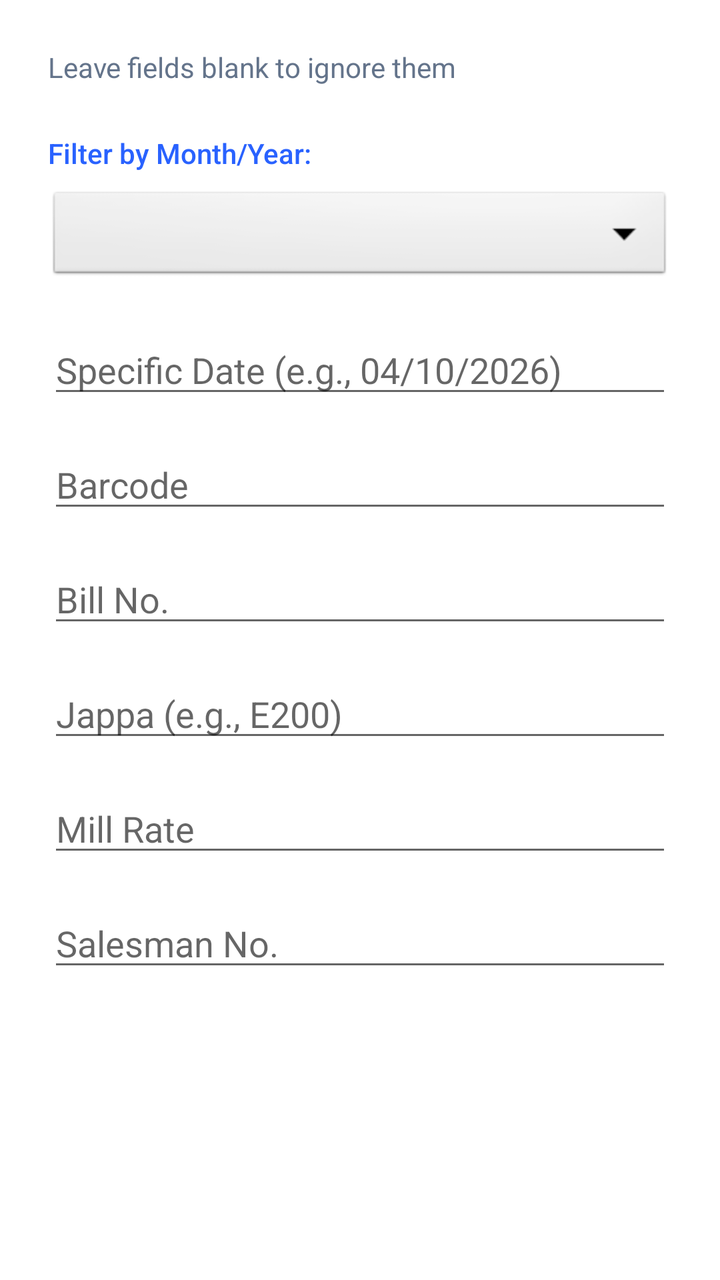
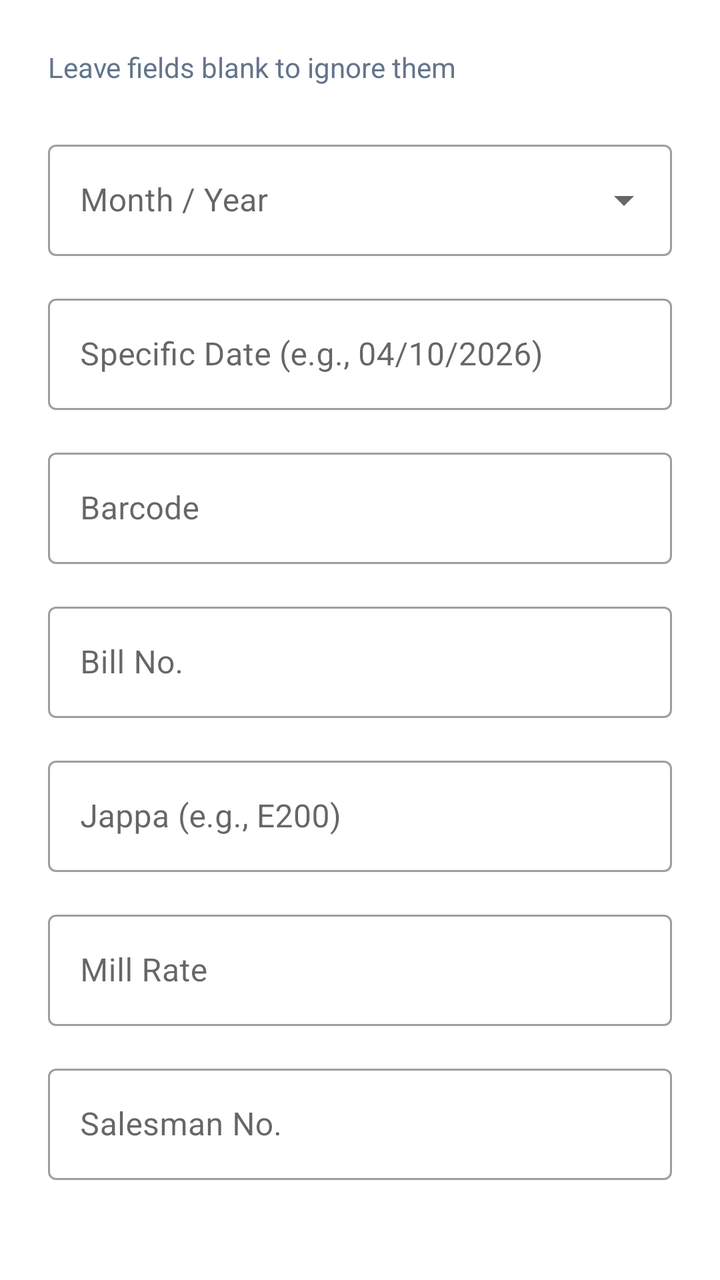

An Android layout rendered at two revisions. The XML below is the earlier revision; the diff shows what the commit changed to produce the second picture.
<!-- AndroidManifest.xml: application theme Theme.MaterialComponents.Light.NoActionBar -->
<!-- res/layout/dialog_filter.xml -->
<?xml version="1.0" encoding="utf-8"?>
<ScrollView xmlns:android="http://schemas.android.com/apk/res/android"
    android:layout_width="match_parent"
    android:layout_height="match_parent"
    android:background="@color/cardSurface">

    <LinearLayout
        android:layout_width="match_parent"
        android:layout_height="wrap_content"
        android:orientation="vertical"
        android:padding="24dp">

        <TextView
            android:layout_width="match_parent"
            android:layout_height="wrap_content"
            android:text="Leave fields blank to ignore them"
            android:textColor="@color/textSecondary"
            android:fontFamily="sans-serif"
            android:textSize="14sp"
            android:layout_marginBottom="24dp"/>

        <TextView
            android:layout_width="match_parent"
            android:layout_height="wrap_content"
            android:text="Filter by Month/Year:"
            android:textColor="@color/primaryColor"
            android:fontFamily="sans-serif-medium"
            android:layout_marginBottom="8dp"/>
            
        <Spinner
            android:id="@+id/spinnerFilterMonth"
            android:layout_width="match_parent"
            android:layout_height="wrap_content"
            android:layout_marginBottom="20dp"
            android:minHeight="48dp"
            android:background="@android:drawable/btn_dropdown" />

        <EditText android:id="@+id/etFilterDate" android:layout_width="match_parent" android:layout_height="wrap_content" android:hint="Specific Date (e.g., 04/10/2026)" android:layout_marginBottom="16dp" android:inputType="text"/>
        <EditText android:id="@+id/etFilterBarcode" android:layout_width="match_parent" android:layout_height="wrap_content" android:hint="Barcode" android:layout_marginBottom="16dp" android:inputType="text"/>
        <EditText android:id="@+id/etFilterBillNo" android:layout_width="match_parent" android:layout_height="wrap_content" android:hint="Bill No." android:layout_marginBottom="16dp" android:inputType="number"/>
        <EditText android:id="@+id/etFilterJappa" android:layout_width="match_parent" android:layout_height="wrap_content" android:hint="Jappa (e.g., E200)" android:layout_marginBottom="16dp" android:inputType="text"/>
        <EditText android:id="@+id/etFilterMillRate" android:layout_width="match_parent" android:layout_height="wrap_content" android:hint="Mill Rate" android:layout_marginBottom="16dp" android:inputType="number"/>
        <EditText android:id="@+id/etFilterSalesman" android:layout_width="match_parent" android:layout_height="wrap_content" android:hint="Salesman No." android:layout_marginBottom="16dp" android:inputType="number"/>

    </LinearLayout>
</ScrollView>
<!-- resources referenced by this layout -->
<resources>
  <color name="cardSurface">#FFFFFF</color>
  <color name="primaryColor">#2962FF</color>
  <color name="textSecondary">#64748B</color>
</resources>

<!-- the commit's change to res/layout/dialog_filter.xml (unified diff, before → after) -->
@@ -19,28 +19,75 @@
             android:textSize="14sp"
             android:layout_marginBottom="24dp"/>
 
-        <TextView
+        
+        <com.google.android.material.textfield.TextInputLayout
+            style="@style/Widget.MaterialComponents.TextInputLayout.OutlinedBox.ExposedDropdownMenu"
             android:layout_width="match_parent"
             android:layout_height="wrap_content"
-            android:text="Filter by Month/Year:"
-            android:textColor="@color/primaryColor"
-            android:fontFamily="sans-serif-medium"
-            android:layout_marginBottom="8dp"/>
-            
-        <Spinner
-            android:id="@+id/spinnerFilterMonth"
+            android:layout_marginBottom="16dp"
+            android:hint="Month / Year">
+
+            <AutoCompleteTextView
+                android:id="@+id/spinnerFilterMonth"
+                android:layout_width="match_parent"
+                android:layout_height="wrap_content"
+                android:inputType="none"/>
+        </com.google.android.material.textfield.TextInputLayout>
+
+        
+        <com.google.android.material.textfield.TextInputLayout
+            style="@style/Widget.MaterialComponents.TextInputLayout.OutlinedBox"
             android:layout_width="match_parent"
             android:layout_height="wrap_content"
-            android:layout_marginBottom="20dp"
-            android:minHeight="48dp"
-            android:background="@android:drawable/btn_dropdown" />
+            android:layout_marginBottom="16dp"
+            android:hint="Specific Date (e.g., 04/10/2026)">
+            <com.google.android.material.textfield.TextInputEditText android:id="@+id/etFilterDate" android:layout_width="match_parent" android:layout_height="wrap_content" android:inputType="text"/>
+        </com.google.android.material.textfield.TextInputLayout>
 
-        <EditText android:id="@+id/etFilterDate" android:layout_width="match_parent" android:layout_height="wrap_content" android:hint="Specific Date (e.g., 04/10/2026)" android:layout_marginBottom="16dp" android:inputType="text"/>
-        <EditText android:id="@+id/etFilterBarcode" android:layout_width="match_parent" android:layout_height="wrap_content" android:hint="Barcode" android:layout_marginBottom="16dp" android:inputType="text"/>
-        <EditText android:id="@+id/etFilterBillNo" android:layout_width="match_parent" android:layout_height="wrap_content" android:hint="Bill No." android:layout_marginBottom="16dp" android:inputType="number"/>
-        <EditText android:id="@+id/etFilterJappa" android:layout_width="match_parent" android:layout_height="wrap_content" android:hint="Jappa (e.g., E200)" android:layout_marginBottom="16dp" android:inputType="text"/>
-        <EditText android:id="@+id/etFilterMillRate" android:layout_width="match_parent" android:layout_height="wrap_content" android:hint="Mill Rate" android:layout_marginBottom="16dp" android:inputType="number"/>
-        <EditText android:id="@+id/etFilterSalesman" android:layout_width="match_parent" android:layout_height="wrap_content" android:hint="Salesman No." android:layout_marginBottom="16dp" android:inputType="number"/>
+        <com.google.android.material.textfield.TextInputLayout
+            style="@style/Widget.MaterialComponents.TextInputLayout.OutlinedBox"
+            android:layout_width="match_parent"
+            android:layout_height="wrap_content"
+            android:layout_marginBottom="16dp"
+            android:hint="Barcode">
+            <com.google.android.material.textfield.TextInputEditText android:id="@+id/etFilterBarcode" android:layout_width="match_parent" android:layout_height="wrap_content" android:inputType="text"/>
+        </com.google.android.material.textfield.TextInputLayout>
+
+        <com.google.android.material.textfield.TextInputLayout
+            style="@style/Widget.MaterialComponents.TextInputLayout.OutlinedBox"
+            android:layout_width="match_parent"
+            android:layout_height="wrap_content"
+            android:layout_marginBottom="16dp"
+            android:hint="Bill No.">
+            <com.google.android.material.textfield.TextInputEditText android:id="@+id/etFilterBillNo" android:layout_width="match_parent" android:layout_height="wrap_content" android:inputType="number"/>
+        </com.google.android.material.textfield.TextInputLayout>
+
+        <com.google.android.material.textfield.TextInputLayout
+            style="@style/Widget.MaterialComponents.TextInputLayout.OutlinedBox"
+            android:layout_width="match_parent"
+            android:layout_height="wrap_content"
+            android:layout_marginBottom="16dp"
+            android:hint="Jappa (e.g., E200)">
+            <com.google.android.material.textfield.TextInputEditText android:id="@+id/etFilterJappa" android:layout_width="match_parent" android:layout_height="wrap_content" android:inputType="text"/>
+        </com.google.android.material.textfield.TextInputLayout>
+
+        <com.google.android.material.textfield.TextInputLayout
+            style="@style/Widget.MaterialComponents.TextInputLayout.OutlinedBox"
+            android:layout_width="match_parent"
+            android:layout_height="wrap_content"
+            android:layout_marginBottom="16dp"
+            android:hint="Mill Rate">
+            <com.google.android.material.textfield.TextInputEditText android:id="@+id/etFilterMillRate" android:layout_width="match_parent" android:layout_height="wrap_content" android:inputType="number"/>
+        </com.google.android.material.textfield.TextInputLayout>
+
+        <com.google.android.material.textfield.TextInputLayout
+            style="@style/Widget.MaterialComponents.TextInputLayout.OutlinedBox"
+            android:layout_width="match_parent"
+            android:layout_height="wrap_content"
+            android:layout_marginBottom="16dp"
+            android:hint="Salesman No.">
+            <com.google.android.material.textfield.TextInputEditText android:id="@+id/etFilterSalesman" android:layout_width="match_parent" android:layout_height="wrap_content" android:inputType="number"/>
+        </com.google.android.material.textfield.TextInputLayout>
 
     </LinearLayout>
 </ScrollView>
<!-- resource entries referenced after the edit -->
@@ -1,7 +1,6 @@
 <!-- resources referenced by this layout -->
 <resources>
   <color name="cardSurface">#FFFFFF</color>
-  <color name="primaryColor">#2962FF</color>
   <color name="textSecondary">#64748B</color>
 </resources>
 
